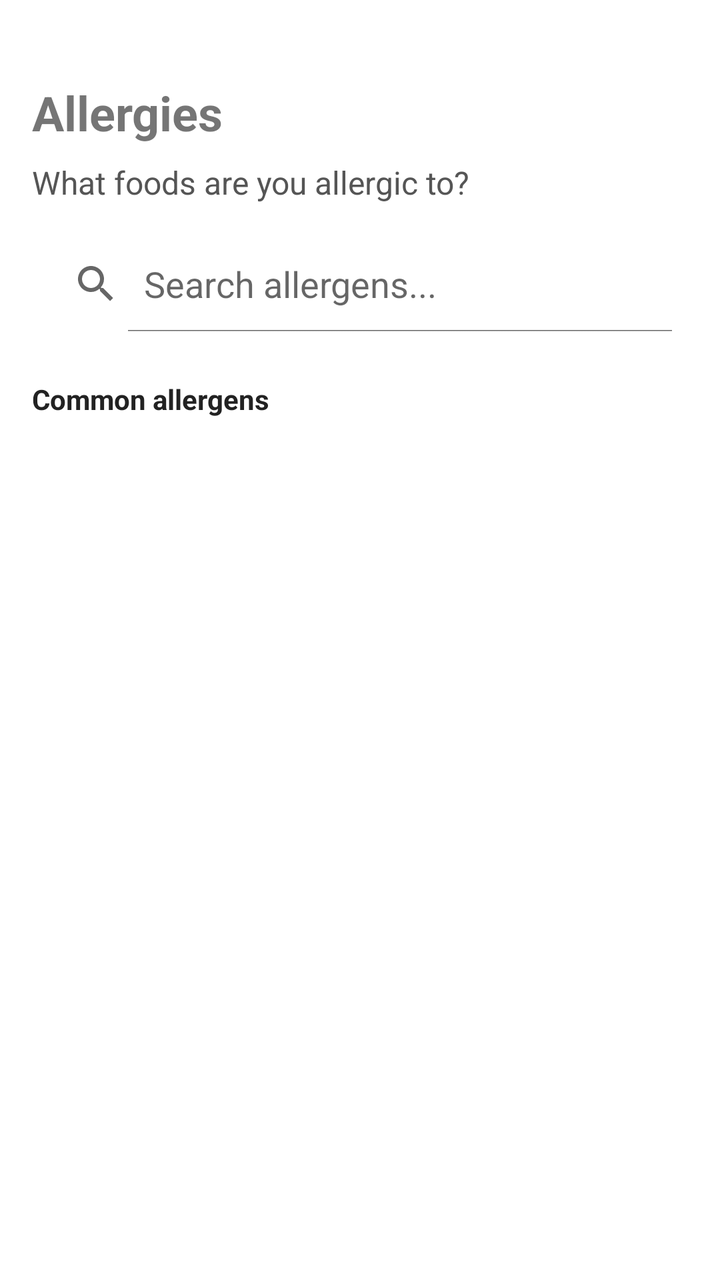
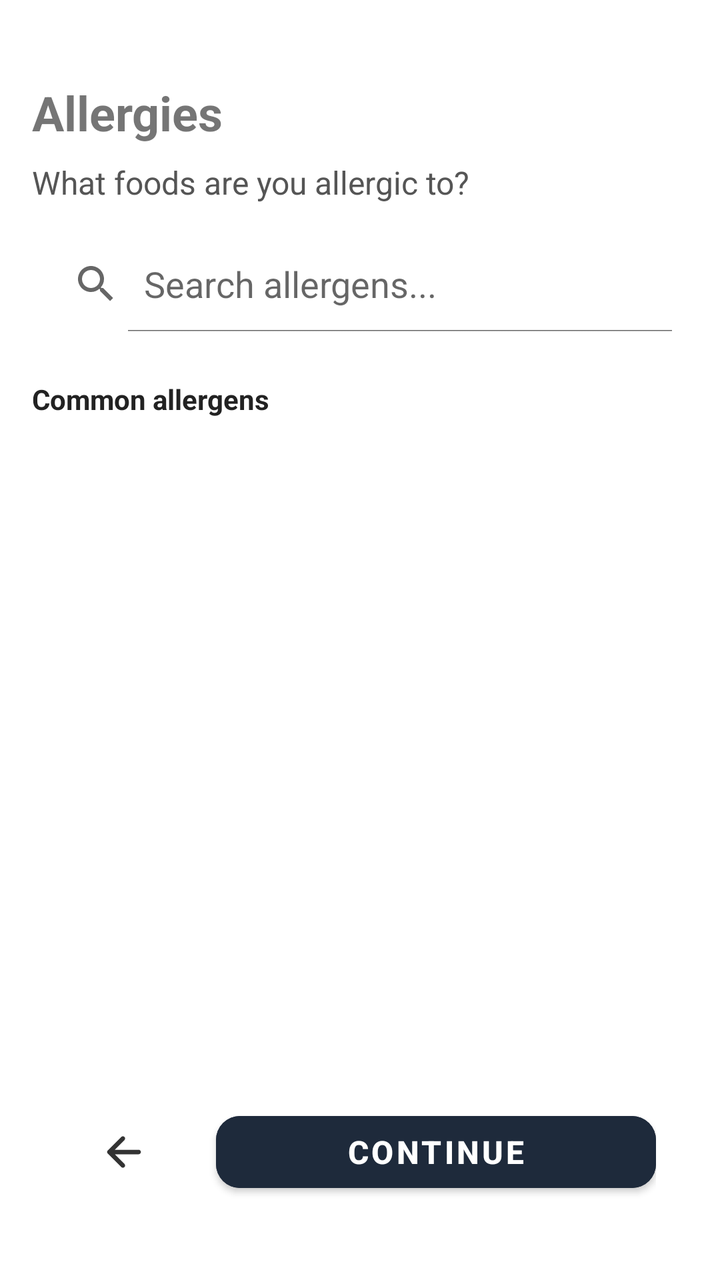

An Android layout rendered at two revisions. The XML below is the earlier revision; the diff shows what the commit changed to produce the second picture.
<!-- AndroidManifest.xml: application theme Theme.PRM392_GroupAssignment -->
<!-- res/layout/activity_allergy.xml -->
<?xml version="1.0" encoding="utf-8"?>
<androidx.constraintlayout.widget.ConstraintLayout
    xmlns:android="http://schemas.android.com/apk/res/android"
    xmlns:app="http://schemas.android.com/apk/res-auto"
    android:layout_width="match_parent"
    android:layout_height="match_parent"
    android:padding="16dp">

    
    <TextView
        android:id="@+id/titleText"
        android:layout_width="wrap_content"
        android:layout_height="wrap_content"
        android:text="Allergies"
        android:textSize="24sp"
        android:textStyle="bold"
        app:layout_constraintTop_toTopOf="parent"
        app:layout_constraintStart_toStartOf="parent"
        android:layout_marginTop="24dp" />

    
    <TextView
        android:id="@+id/subtitleText"
        android:layout_width="wrap_content"
        android:layout_height="wrap_content"
        android:text="What foods are you allergic to?"
        android:textSize="16sp"
        android:textColor="#555"
        app:layout_constraintTop_toBottomOf="@id/titleText"
        app:layout_constraintStart_toStartOf="parent"
        android:layout_marginTop="8dp" />

    <SearchView
        android:id="@+id/searchView"
        android:layout_width="0dp"
        android:layout_height="wrap_content"
        android:iconifiedByDefault="false"
        android:queryHint="Search allergens..."
        app:layout_constraintTop_toBottomOf="@id/subtitleText"
        app:layout_constraintStart_toStartOf="parent"
        app:layout_constraintEnd_toEndOf="parent"
        android:layout_marginTop="16dp" />

    
    <com.google.android.flexbox.FlexboxLayout
        android:id="@+id/selectedAllergensContainer"
        android:layout_width="0dp"
        android:layout_height="wrap_content"
        android:visibility="gone"
        android:padding="4dp"
        app:layout_constraintTop_toBottomOf="@id/searchView"
        app:layout_constraintStart_toStartOf="parent"
        app:layout_constraintEnd_toEndOf="parent"
        app:flexWrap="wrap"
        app:justifyContent="flex_start"
        app:alignItems="flex_start"
        android:layout_marginTop="12dp"/>

    
    <TextView
        android:id="@+id/commonLabel"
        android:layout_width="wrap_content"
        android:layout_height="wrap_content"
        android:text="Common allergens"
        android:textStyle="bold"
        android:textColor="#222"
        app:layout_constraintTop_toBottomOf="@id/selectedAllergensContainer"
        app:layout_constraintStart_toStartOf="parent"
        android:layout_marginTop="24dp"/>

    
    <GridLayout
        android:id="@+id/allergenGrid"
        android:layout_width="0dp"
        android:layout_height="wrap_content"
        android:columnCount="2"
        android:alignmentMode="alignMargins"
        android:useDefaultMargins="true"
        app:layout_constraintTop_toBottomOf="@id/commonLabel"
        app:layout_constraintStart_toStartOf="parent"
        app:layout_constraintEnd_toEndOf="parent"
        android:layout_marginTop="12dp" />

</androidx.constraintlayout.widget.ConstraintLayout>
<!-- resources referenced by this layout -->
<resources>
  <style name="Theme.PRM392_GroupAssignment" parent="Theme.MaterialComponents.DayNight.NoActionBar">
          
          <item name="colorPrimary">@color/purple_200</item>
          <item name="colorPrimaryVariant">@color/purple_700</item>
          <item name="colorOnPrimary">@color/white</item>
          
          <item name="colorSecondary">@color/teal_200</item>
          <item name="colorSecondaryVariant">@color/teal_700</item>
          <item name="colorOnSecondary">@color/black</item>
          
          <item name="android:statusBarColor">?attr/colorPrimaryVariant</item>
          
      </style>
  <color name="purple_200">#CE93D8</color>
  <color name="purple_700">#7B1FA2</color>
  <color name="white">#FFFFFFFF</color>
  <color name="teal_200">#80CBC4</color>
  <color name="teal_700">#00796B</color>
  <color name="black">#FF000000</color>
</resources>

<!-- the commit's change to res/layout/activity_allergy.xml (unified diff, before → after) -->
@@ -81,4 +81,50 @@
         app:layout_constraintEnd_toEndOf="parent"
         android:layout_marginTop="12dp" />
 
+    
+    <LinearLayout
+        android:id="@+id/bottomButtonRow"
+        android:layout_width="0dp"
+        android:layout_height="wrap_content"
+        android:orientation="horizontal"
+        android:layout_marginTop="24dp"
+        android:layout_marginBottom="24dp"
+        app:layout_constraintBottom_toBottomOf="parent"
+        app:layout_constraintStart_toStartOf="parent"
+        app:layout_constraintEnd_toEndOf="parent"
+        android:gravity="center"
+        android:paddingHorizontal="16dp">
+
+        <Button
+            android:id="@+id/btn_back"
+            style="@style/Widget.MaterialComponents.Button.TextButton"
+            android:layout_width="60dp"
+            android:layout_height="48dp"
+            android:backgroundTint="#4CFFFFFF"
+            android:contentDescription="Back"
+            android:padding="0dp"
+            app:cornerRadius="12dp"
+            app:icon="@drawable/ic_arrow_back"
+            app:iconGravity="textStart"
+            app:iconPadding="0dp"
+            app:iconTint="#333333" />
+
+        <Space
+            android:layout_width="16dp"
+            android:layout_height="0dp" />
+
+        <Button
+            android:id="@+id/button3"
+            android:layout_width="0dp"
+            android:layout_height="48dp"
+            android:layout_weight="1"
+            android:backgroundTint="#1E2A3B"
+            android:text="Continue"
+            android:textColor="#FFFFFF"
+            android:textSize="16sp"
+            android:textStyle="bold"
+            app:cornerRadius="12dp" />
+    </LinearLayout>
+
+
 </androidx.constraintlayout.widget.ConstraintLayout>
<!-- resource entries referenced after the edit -->
@@ -1,5 +1,20 @@
 <!-- resources referenced by this layout -->
 <resources>
+  <!-- drawable ic_arrow_back (drawable) -->
+  <vector xmlns:android="http://schemas.android.com/apk/res/android"
+      android:width="24dp"
+      android:height="24dp"
+      android:viewportWidth="24"
+      android:viewportHeight="24">
+    <group>
+      <clip-path
+          android:pathData="M0,0L24,0L24,24L0,24L0,0Z"/>
+      <path
+          android:pathData="M10.642,4.455C11.081,4.015 11.794,4.015 12.233,4.455C12.672,4.894 12.672,5.606 12.233,6.045L7.403,10.875L19.313,10.875C19.934,10.875 20.438,11.379 20.438,12C20.438,12.621 19.934,13.125 19.313,13.125L7.403,13.125L12.233,17.955C12.672,18.394 12.672,19.106 12.233,19.545C11.794,19.985 11.081,19.985 10.642,19.545L3.892,12.795Q3.734,12.637 3.648,12.431Q3.563,12.224 3.563,12Q3.563,11.776 3.648,11.569Q3.734,11.363 3.892,11.205L10.642,4.455Z"
+          android:fillColor="#1E2A3B"
+          android:fillType="evenOdd"/>
+    </group>
+  </vector>
   <style name="Theme.PRM392_GroupAssignment" parent="Theme.MaterialComponents.DayNight.NoActionBar">
           
           <item name="colorPrimary">@color/purple_200</item>
